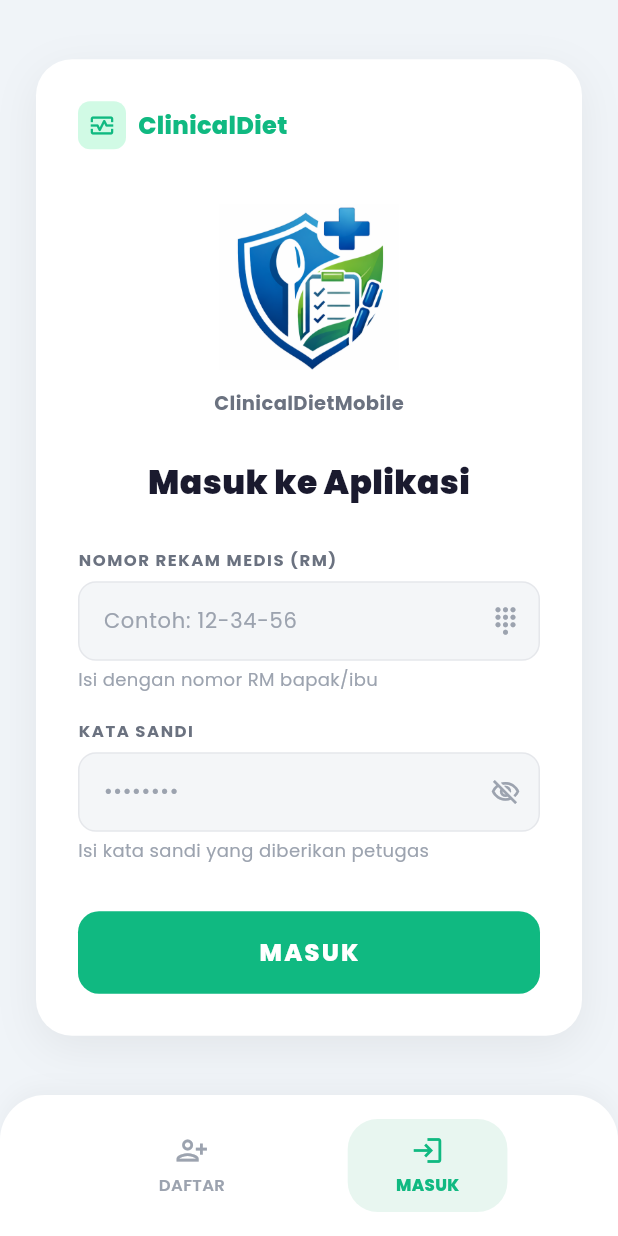
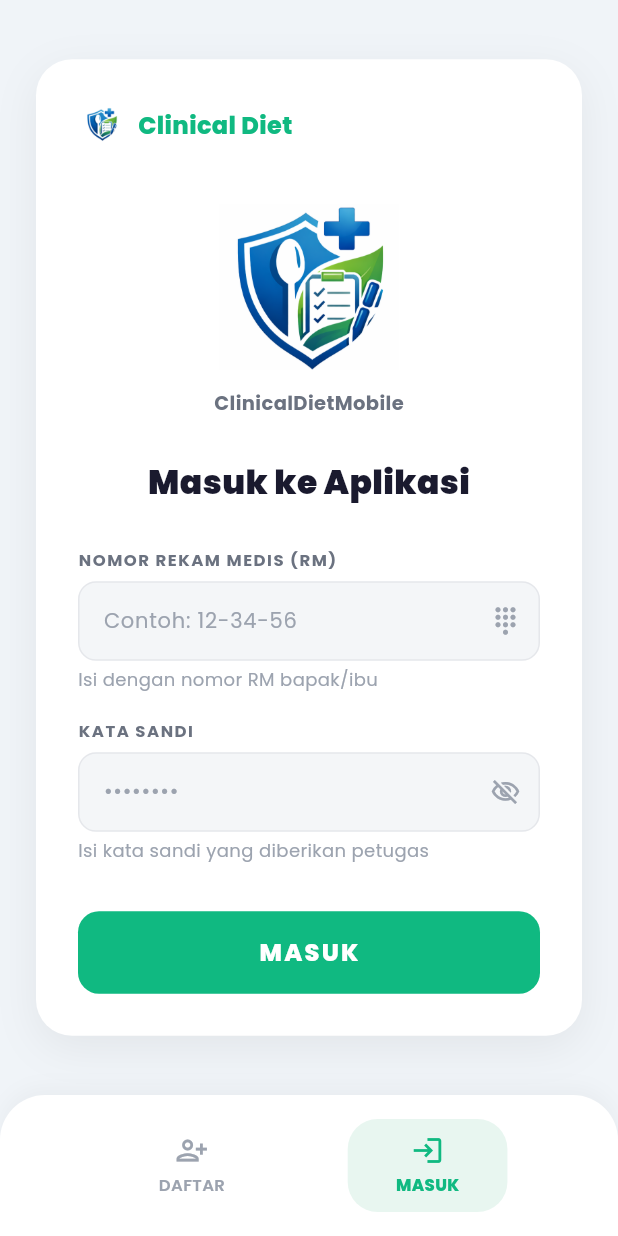
Before and after one commit to muhammadnaufalmustafa-cpu/kelompok2_clinicaldiet_mobile, a Flutter app: the screen it shows after launch, on a phone screen of 412 x 824 dp. Run offline on Flutter 3.47's test engine with Material 3 defaults, Android fonts, the light colour scheme and no system bars; our stand-ins replace google_fonts, percent_indicator, shared_preferences.

Commit message:
logo pojok kiri atas

```diff
--- a/lib/screens/login_screen.dart
+++ b/lib/screens/login_screen.dart
@@ -88,19 +88,14 @@
                 // App bar mini
                 Row(
                   children: [
-                    Container(
+                    Image.asset(
+                      'assets/images/icon.png',
                       width: 32,
                       height: 32,
-                      decoration: BoxDecoration(
-                        color: AppColors.primaryLight,
-                        borderRadius: BorderRadius.circular(8),
-                      ),
-                      child: const Icon(Icons.monitor_heart_outlined,
-                          color: AppColors.primary, size: 18),
                     ),
                     const SizedBox(width: 8),
                     Text(
-                      'ClinicalDiet',
+                      'Clinical Diet',
                       style: GoogleFonts.poppins(
                         fontSize: 16,
                         fontWeight: FontWeight.w800,
```
Also changed, not shown: lib/screens/catatan_screen.dart (+3 -8 lines), lib/screens/home_screen.dart (+3 -8 lines), lib/screens/profil_screen.dart (+3 -8 lines).
